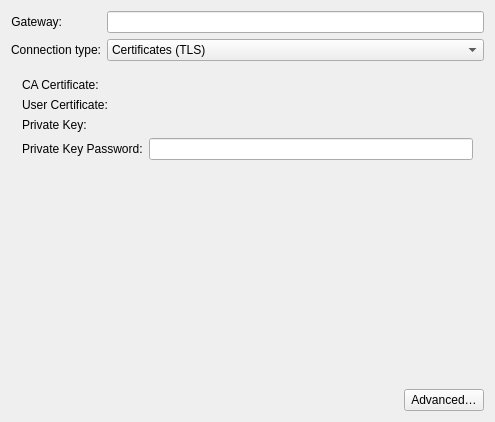
Above: vpn/openvpn/openvpn.ui from lenz1111/plasma-nm before the change. Below: the same form after it.
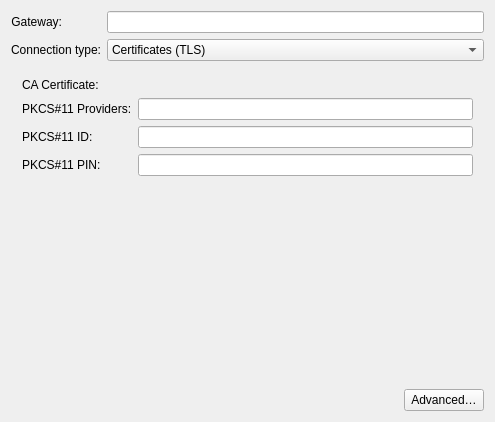
That is the form after the change. The open tabs and pages were chosen to show the change. Custom widgets are drawn as their Qt base class.

Commit message: added openvpn pkcs#11 support

What changed in the file:
```diff
--- a/vpn/openvpn/openvpn.ui
+++ b/vpn/openvpn/openvpn.ui
@@ -620,6 +620,118 @@
        </item>
       </layout>
      </widget>
+     <widget class="QWidget" name="page_5">
+      <layout class="QFormLayout" name="formLayout_6">
+       <item row="0" column="0">
+        <widget class="QLabel" name="textLabel5_2">
+         <property name="text">
+          <string>CA Certificate:</string>
+         </property>
+         <property name="wordWrap">
+          <bool>false</bool>
+         </property>
+         <property name="buddy">
+          <cstring>pkcs11CaFile</cstring>
+         </property>
+        </widget>
+       </item>
+       <item row="0" column="1">
+        <widget class="KUrlRequester" name="pkcs11CaFile">
+         <property name="toolTip">
+          <string>Certificate authority (CA) file in .pem format.</string>
+         </property>
+         <property name="nameFilters">
+          <StringList>
+           <string notr="true">*.pem *.crt *.key *.cer *.p12</string>
+          </StringList>
+         </property>
+        </widget>
+       </item>
+       <item row="1" column="0">
+        <widget class="QLabel" name="textLabel5_2_2">
+         <property name="text">
+          <string>PKCS#11 Providers:</string>
+         </property>
+         <property name="wordWrap">
+          <bool>false</bool>
+         </property>
+         <property name="buddy">
+          <cstring>pkcs11Providers</cstring>
+         </property>
+        </widget>
+       </item>
+       <item row="1" column="1">
+        <widget class="QLineEdit" name="pkcs11Providers">
+         <property name="toolTip">
+          <string>Path(s) to PKCS#11 provider libraries to load. Multiple providers may be specified if supported. These libraries enable OpenVPN to access cryptographic tokens such as smart cards or HSMs.</string>
+         </property>
+         <property name="clearButtonEnabled">
+          <bool>true</bool>
+         </property>
+        </widget>
+       </item>
+       <item row="2" column="0">
+        <widget class="QLabel" name="textLabel6_2">
+         <property name="text">
+          <string>PKCS#11 ID:</string>
+         </property>
+         <property name="wordWrap">
+          <bool>false</bool>
+         </property>
+         <property name="buddy">
+          <cstring>pkcs11Id</cstring>
+         </property>
+        </widget>
+       </item>
+       <item row="2" column="1">
+        <widget class="QLineEdit" name="pkcs11Id">
+         <property name="toolTip">
+          <string>Identifier of the PKCS#11 object (typically a certificate or key) to be used for authentication. This value is passed to OpenVPN to select the token object.</string>
+         </property>
+         <property name="clearButtonEnabled">
+          <bool>true</bool>
+         </property>
+        </widget>
+       </item>
+       <item row="3" column="0">
+        <widget class="QLabel" name="label_6_3">
+         <property name="text">
+          <string>PKCS#11 PIN:</string>
+         </property>
+        </widget>
+       </item>
+       <item row="3" column="1">
+        <layout class="QHBoxLayout" name="horizontalLayout_18">
+         <item>
+          <widget class="PasswordField" name="pkcs11Pin">
+           <property name="enabled">
+            <bool>true</bool>
+           </property>
+           <property name="toolTip">
+            <string>PIN code used to unlock the PKCS#11 token when prompted by OpenVPN. If omitted, OpenVPN will request it interactively when needed.</string>
+           </property>
+           <property name="passwordModeEnabled" stdset="0">
+            <bool>true</bool>
+           </property>
+          </widget>
+         </item>
+        </layout>
+       </item>
+       <item row="4" column="0" colspan="2">
+        <spacer name="verticalSpacer_5">
+         <property name="orientation">
+          <enum>Qt::Vertical</enum>
+         </property>
+         <property name="sizeHint" stdset="0">
+          <size>
+           <width>347</width>
+           <height>206</height>
+          </size>
+         </property>
+        </spacer>
+       </item>
+      </layout>
+     </widget>
     </widget>
    </item>
    <item>
```
Left out of the diff: 8 changed lines with no effect on the pictures. The commit also changes 4 other files.
